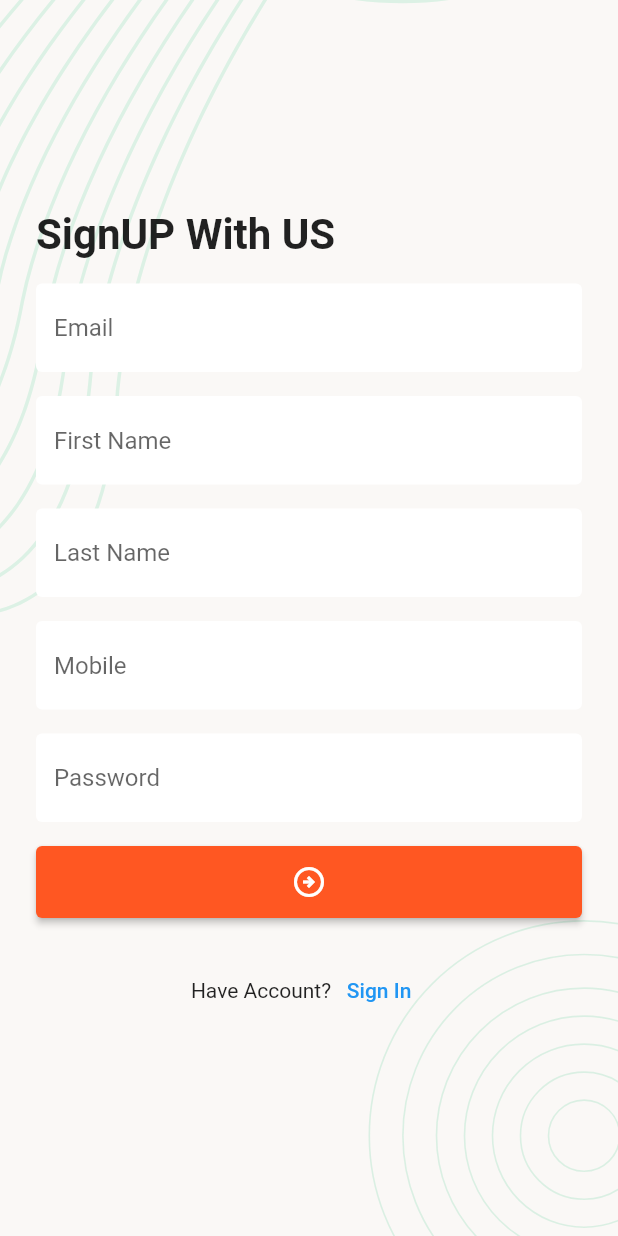
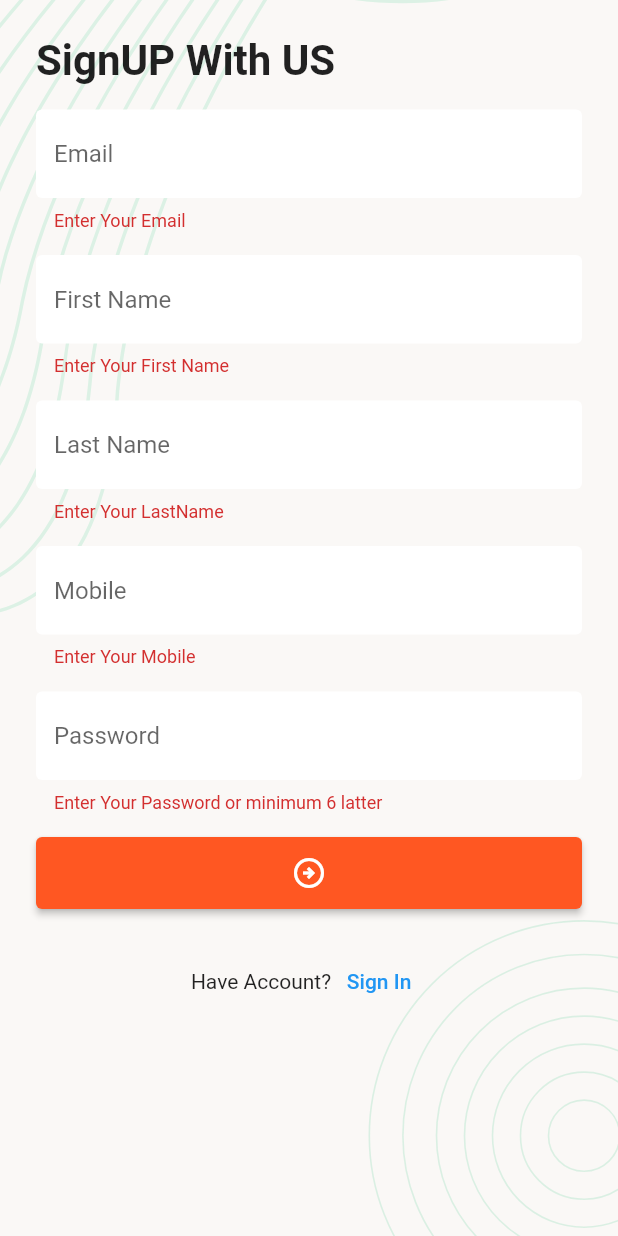
Before and after one commit to mmhedihasan/myfirstflutter, a Flutter app: the SignUpScreen screen opened directly, after a tap on the "arrow circle right" icon, on a phone screen of 412 x 824 dp. Run offline on Flutter 3.47's test engine with Material 2 defaults, Android fonts, the phone set to English and light mode, and no system bars; our stand-ins replace flutter_svg, lottie, pin_code_fields; network calls fail.

Commit message:
Update Profile Screen, Add New Task Screen, SignUp Page Dynamic APi indigate, Snackbar Message, etc

```diff
--- a/lib/main.dart
+++ b/lib/main.dart
@@ -3,6 +3,7 @@ import 'package:mynewapp/ui/screens/add_new_task_screen.dart';
 import 'package:mynewapp/ui/screens/login.dart';
 import 'package:mynewapp/ui/screens/main_bottom_navbar_item.dart';
 import 'package:mynewapp/ui/screens/new_item.dart';
+import 'package:mynewapp/ui/screens/update_profile_screen.dart';
 
 
 
@@ -16,7 +17,7 @@ class AmazingTask extends StatelessWidget {
   Widget build(BuildContext context) {
     return const MaterialApp(
       debugShowCheckedModeBanner: false,
-      home: AddNewTask() ,
+      home: LoginScreen(),
     );
   }
 }
--- a/lib/ui/screens/signup_screen.dart
+++ b/lib/ui/screens/signup_screen.dart
@@ -1,10 +1,10 @@
 import 'package:flutter/material.dart';
+import 'package:mynewapp/data/network_utils.dart';
 import 'package:mynewapp/ui/screens/login.dart';
+import 'package:mynewapp/ui/utils/snackbar_message.dart';
 import 'package:mynewapp/ui/widget/app_button_widget.dart';
 import 'package:mynewapp/ui/widget/app_text_field_widget.dart';
 import 'package:mynewapp/ui/widget/screen_background_widget.dart';
-
-
 import '../utils/textstyle.dart';
 
 class SignUpScreen extends StatefulWidget {
@@ -15,6 +15,17 @@ class SignUpScreen extends StatefulWidget {
 }
 
 class _SignUpScreenState extends State<SignUpScreen> {
+  final TextEditingController emailTextETController = TextEditingController();
+  final TextEditingController firstNameTextETController =
+      TextEditingController();
+  final TextEditingController lastNameTextETController =
+      TextEditingController();
+  final TextEditingController mobileTextETController = TextEditingController();
+  final TextEditingController passwordTextETController =
+      TextEditingController();
+
+  final GlobalKey<FormState> _fromKey = GlobalKey<FormState>();
+
   @override
   Widget build(BuildContext context) {
     return Scaffold(
@@ -22,6 +33,9 @@ class _SignUpScreenState extends State<SignUpScreen> {
           widget: SafeArea(
         child: Padding(
           padding: const EdgeInsets.all(24.0),
+          child: Form(
+            key: _fromKey,
+            child: SingleChildScrollView(
               child: Column(
                 mainAxisAlignment: MainAxisAlignment.center,
                 crossAxisAlignment: CrossAxisAlignment.start,
@@ -34,32 +48,96 @@ class _SignUpScreenState extends State<SignUpScreen> {
                     height: 16,
                   ),
                   AppTextFieldWidget(
-                  hintText: 'Email', controller: TextEditingController()),
+                      hintText: 'Email',
+                      controller: emailTextETController,
+                      validator: (value) {
+                        if (value?.isEmpty ?? true) {
+                          return "Enter Your Email";
+                        }
+                        return null;
+                      }),
                   const SizedBox(
                     height: 16,
                   ),
                   AppTextFieldWidget(
-                  hintText: 'First Name', controller: TextEditingController()),
+                      hintText: 'First Name',
+                      controller: firstNameTextETController,
+                      validator: (value) {
+                        if (value?.isEmpty ?? true) {
+                          return "Enter Your First Name";
+                        }
+                        return null;
+                      }),
                   const SizedBox(
                     height: 16,
                   ),
                   AppTextFieldWidget(
-                  hintText: 'Last Name', controller: TextEditingController()),
+                      hintText: 'Last Name',
+                      controller: lastNameTextETController,
+                      validator: (value) {
+                        if (value?.isEmpty ?? true) {
+                          return "Enter Your LastName";
+                        }
+                        return null;
+                      }),
                   const SizedBox(
                     height: 16,
                   ),
                   AppTextFieldWidget(
-                  hintText: 'Mobile', controller: TextEditingController()),
+                      hintText: 'Mobile',
+                      controller: mobileTextETController,
+                      validator: (value) {
+                        if (value?.isEmpty ?? true) {
+                          return "Enter Your Mobile";
+                        }
+                        return null;
+                      }),
                   const SizedBox(
                     height: 16,
                   ),
                   AppTextFieldWidget(
-                  hintText: 'Password', controller: TextEditingController()),
+                      hintText: 'Password',
+                      controller: passwordTextETController,
+                      validator: (value) {
+                        if ((value?.isEmpty ?? true) &&
+                            ((value?.length ?? 0) < 6)) {
+                          return "Enter Your Password or minimum 6 latter";
+                        }
+                        return null;
+                      }),
                   const SizedBox(
                     height: 16,
                   ),
                   AppButtonWidget(
-                  child: const Icon(Icons.arrow_circle_right_outlined), onTap: () {}),
+                      child: const Icon(Icons.arrow_circle_right_outlined),
+                      onTap: () async {
+                        if (_fromKey.currentState!.validate()) {
+                          final result = await NetworkUtils().postMethod(
+                              "https://task.teamrabbil.com/api/v1/registration",
+                              body: {
+                                "email": emailTextETController.text.trim(),
+                                "mobile": mobileTextETController.text.trim(),
+                                "password": passwordTextETController.text,
+                                "firstName":
+                                    firstNameTextETController.text.trim(),
+                                "lastName":
+                                    lastNameTextETController.text.trim(),
+                              });
+                          if (result != null && result['status'] == 'success') {
+                            emailTextETController.clear();
+                            mobileTextETController.clear();
+                            firstNameTextETController.clear();
+                            lastNameTextETController.clear();
+                            passwordTextETController.clear();
+
+                            showSnackBarMessage(
+                                context, "Registration Success");
+                          } else {
+                            showSnackBarMessage(context,
+                                "Registration Faild ! Try Again", true);
+                          }
+                        }
+                      }),
                   const SizedBox(
                     height: 24,
                   ),
@@ -68,14 +146,18 @@ class _SignUpScreenState extends State<SignUpScreen> {
                     children: [
                       const Text("Have Account?"),
                       TextButton(
-                      onPressed: (){
-                        Navigator.push(context, MaterialPageRoute(builder: (context)=> const LoginScreen()));
+                          onPressed: () {
+                            Navigator.push(
+                                context,
+                                MaterialPageRoute(
+                                    builder: (context) => const LoginScreen()));
                           },
                           child: const Text('Sign In'))
                     ],
                   )
-
                 ],
+              ),
+            ),
           ),
         ),
       )),
--- a/lib/ui/widget/app_text_field_widget.dart
+++ b/lib/ui/widget/app_text_field_widget.dart
@@ -6,15 +6,28 @@ class AppTextFieldWidget extends StatelessWidget {
     required this.hintText,
     required this.controller,
     this.obscureText,
+    this.maxLines, this.validator,
   });
+
   final String hintText;
   final TextEditingController controller;
   final bool? obscureText;
+  final int? maxLines;
+  final Function(String?)? validator;
+
   @override
   Widget build(BuildContext context) {
     return TextFormField(
       obscureText: obscureText ?? false,
       controller: controller,
+      maxLines: maxLines ?? 1,
+      validator: (value){
+        if(validator != null){
+          return validator!(value);
+        }else{
+          return null;
+        }
+      },
       decoration: InputDecoration(
           fillColor: Colors.white,
           hintText: hintText,
--- a/pubspec.yaml
+++ b/pubspec.yaml
@@ -37,6 +37,8 @@ dependencies:
   cupertino_icons: ^1.0.2
   flutter_svg: ^2.0.4
   pin_code_fields: ^7.4.0
+  lottie: ^2.3.1
+  http: ^0.13.5
 
 dev_dependencies:
   flutter_test:
```
Also changed, not shown: lib/data/network_utils.dart (added, +38 -0 lines), lib/ui/screens/add_new_task_screen.dart (+24 -2 lines), lib/ui/screens/login.dart (+8 -2 lines), lib/ui/screens/update_profile_screen.dart (added, +120 -0 lines), lib/ui/utils/snackbar_message.dart (added, +9 -0 lines), lib/ui/widget/user_profile_update.dart (+7 -3 lines), pubspec.lock. Lines whose indentation alone changed are shown as unchanged.
